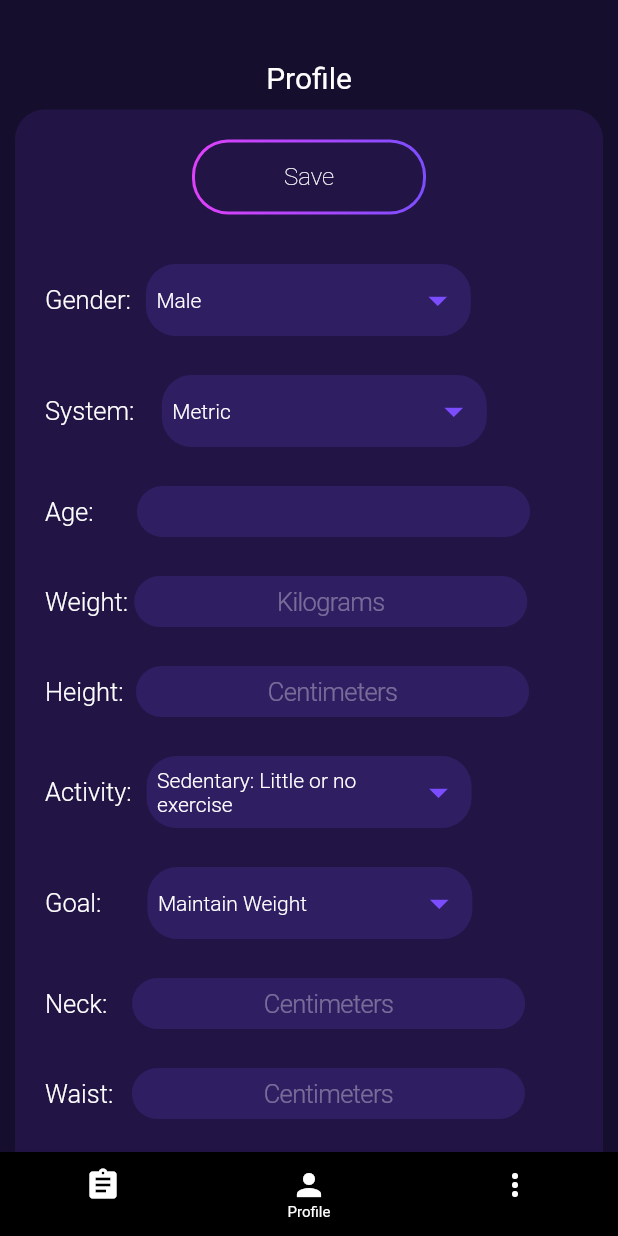
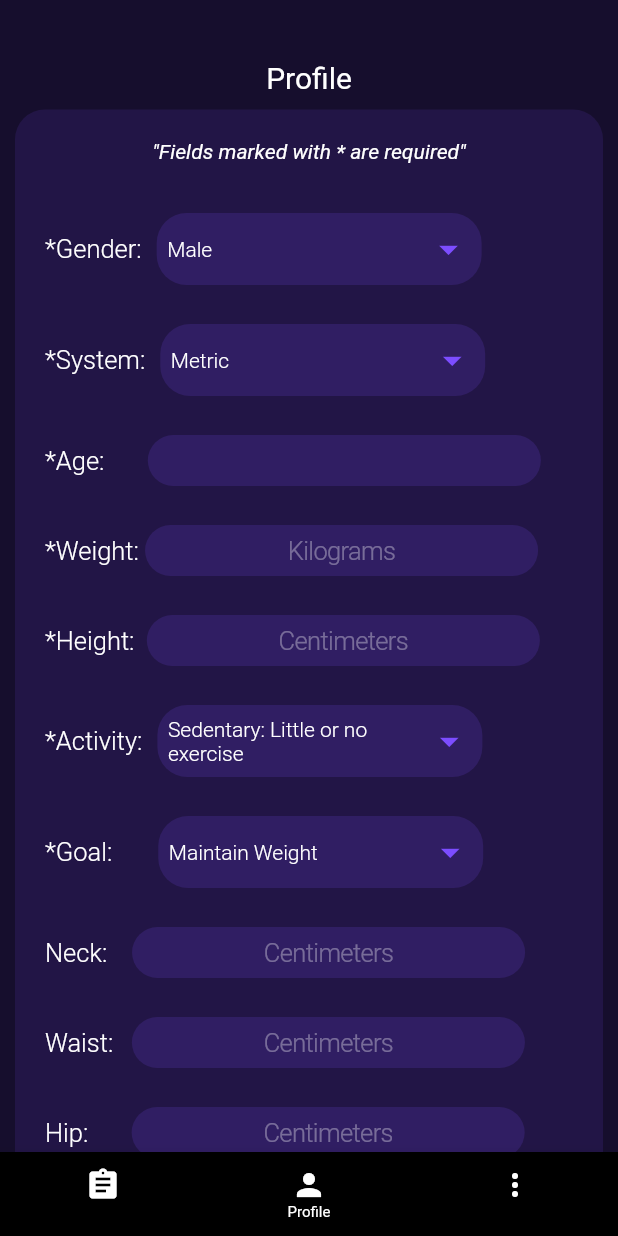
Before and after one commit to Xenoscholar/FitShell, a Flutter app: the screen it shows after launch, item 2 of the bottom bar chosen, on a phone screen of 412 x 824 dp. Run offline on Flutter 3.47's test engine with Material 2 defaults, Android fonts, the phone set to English and light mode, and no system bars; our stand-ins replace bloc, equatable, flutter_bloc, moor, moor_flutter, shimmer; generated files the repository leaves out were written again; project files that could hold a hidden picture were left out.

Commit message:
finished profile page

```diff
--- a/lib/profile.dart
+++ b/lib/profile.dart
@@ -819,33 +819,8 @@ class _ProfileState extends State<ProfilePage> {
                             Container(
                               padding: EdgeInsets.only(left: 10,right: 10),
                               margin: EdgeInsets.only(left: 5,right: 5),
-                              height: 50,
-                              width: (width * .5) - 30,
-                              decoration: BoxDecoration(
-                                color: Colors.transparent,
-                                borderRadius: BorderRadius.circular(20),
 
-                              ),
-                              child: UnicornOutlineButton(
-                                      strokeWidth: 2,
-                                      radius: 24,
-                                      gradient: LinearGradient(
-                                        colors: [Colors.purpleAccent, Colors.deepPurpleAccent]),
-                                      child: Row(
-                                        mainAxisSize: MainAxisSize.min,
-
-                                        children: <Widget>[
-                                          Text('Save',
-                                              style: TextStyle(
-                                                  fontSize: 16,
-                                                  fontWeight: FontWeight.w200,
-                                                  color: Colors.white)),
-                                        ],
-                                      ),
-                                      onPressed: () => putIntoo(BlocProvider.of<ProfileBloc>(context).appDatabase, myController1, myController2, myController3, myController4, myController5, myController6, activityDrop, genderDropDown, goalDropDown, systemDropDown),
-                                      /*onPressed: () =>
-                                          BlocProvider.of<CalculationBloc>(context)
-                                              .add(GetMacronutrients())*/),
+                              child: Text('"Fields marked with * are required"',style: TextStyle(color: Colors.white,fontStyle: FontStyle.italic),),
 
                             )
                           ],
@@ -856,7 +831,7 @@ class _ProfileState extends State<ProfilePage> {
                             children: <Widget>[
                               Padding(
                                 padding: const EdgeInsets.only(top: 13,bottom: 13),
-                                child: Row(mainAxisAlignment: MainAxisAlignment.start,children: <Widget>[Text('Gender:',style: TextStyle(color: Colors.white,fontSize: 17,fontWeight: FontWeight.w300)),
+                                child: Row(mainAxisAlignment: MainAxisAlignment.start,children: <Widget>[Text('*Gender:',style: TextStyle(color: Colors.white,fontSize: 17,fontWeight: FontWeight.w300)),
                                   Container(
                                     padding: EdgeInsets.only(left: 7,right: 7),
                                     margin: EdgeInsets.only(left: 10,right: 0),
@@ -871,7 +846,7 @@ class _ProfileState extends State<ProfilePage> {
                               ),
                               Padding(
                                 padding: const EdgeInsets.only(top: 13,bottom: 13),
-                                child: Row(mainAxisAlignment: MainAxisAlignment.start,children: <Widget>[Text('System:  ',style: TextStyle(color: Colors.white,fontSize: 17,fontWeight: FontWeight.w300)),
+                                child: Row(mainAxisAlignment: MainAxisAlignment.start,children: <Widget>[Text('*System:',style: TextStyle(color: Colors.white,fontSize: 17,fontWeight: FontWeight.w300)),
                                   Container(
                                       padding: EdgeInsets.only(left: 7,right: 7),
                                       margin: EdgeInsets.only(left: 10,right: 0),
@@ -885,7 +860,7 @@ class _ProfileState extends State<ProfilePage> {
                               ),
                               Padding(
                                 padding: const EdgeInsets.only(top: 13,bottom: 13),
-                                child: Row(mainAxisAlignment: MainAxisAlignment.start,children: <Widget>[Text('Age:       ',style: TextStyle(color: Colors.white,fontSize: 17,fontWeight: FontWeight.w300)),
+                                child: Row(mainAxisAlignment: MainAxisAlignment.start,children: <Widget>[Text('*Age:       ',style: TextStyle(color: Colors.white,fontSize: 17,fontWeight: FontWeight.w300)),
                                   Container(
                                     width: width -150,
                                     child: CupertinoTextField(
@@ -917,7 +892,7 @@ class _ProfileState extends State<ProfilePage> {
 
                                           Padding(
                                             padding: const EdgeInsets.only(top: 13,bottom: 13),
-                                            child: Row(mainAxisAlignment: MainAxisAlignment.start,children: <Widget>[Text('Weight: ',style: TextStyle(color: Colors.white,fontSize: 17,fontWeight: FontWeight.w300)),
+                                            child: Row(mainAxisAlignment: MainAxisAlignment.start,children: <Widget>[Text('*Weight: ',style: TextStyle(color: Colors.white,fontSize: 17,fontWeight: FontWeight.w300)),
                                               Container(
                                                 width: width -150,
                                                 child: CupertinoTextField(
@@ -943,7 +918,7 @@ class _ProfileState extends State<ProfilePage> {
                                           ),
                                           Padding(
                                             padding: const EdgeInsets.only(top: 13,bottom: 13),
-                                            child: Row(mainAxisAlignment: MainAxisAlignment.start,children: <Widget>[Text('Height:  ',style: TextStyle(color: Colors.white,fontSize: 17,fontWeight: FontWeight.w300)),
+                                            child: Row(mainAxisAlignment: MainAxisAlignment.start,children: <Widget>[Text('*Height:  ',style: TextStyle(color: Colors.white,fontSize: 17,fontWeight: FontWeight.w300)),
                                               Container(
                                                 width: width -150,
                                                 child: CupertinoTextField(
@@ -974,7 +949,7 @@ class _ProfileState extends State<ProfilePage> {
                                         children: <Widget>[
                                           Padding(
                                             padding: const EdgeInsets.only(top: 13,bottom: 13),
-                                            child: Row(mainAxisAlignment: MainAxisAlignment.start,children: <Widget>[Text('Weight: ',style: TextStyle(color: Colors.white,fontSize: 17,fontWeight: FontWeight.w300)),
+                                            child: Row(mainAxisAlignment: MainAxisAlignment.start,children: <Widget>[Text('*Weight: ',style: TextStyle(color: Colors.white,fontSize: 17,fontWeight: FontWeight.w300)),
                                               Container(
                                                 width: width -150,
                                                 child: CupertinoTextField(
@@ -1000,7 +975,7 @@ class _ProfileState extends State<ProfilePage> {
                                           ),
                                           Padding(
                                             padding: const EdgeInsets.only(top: 13,bottom: 13),
-                                            child: Row(mainAxisAlignment: MainAxisAlignment.start,children: <Widget>[Text('Height:  ',style: TextStyle(color: Colors.white,fontSize: 17,fontWeight: FontWeight.w300)),
+                                            child: Row(mainAxisAlignment: MainAxisAlignment.start,children: <Widget>[Text('*Height:  ',style: TextStyle(color: Colors.white,fontSize: 17,fontWeight: FontWeight.w300)),
                                               Container(
                                                 width: width -150,
                                                 child: CupertinoTextField(
@@ -1031,7 +1006,7 @@ class _ProfileState extends State<ProfilePage> {
                               ),
                               Padding(
                                 padding: const EdgeInsets.only(top: 13,bottom: 13),
-                                child: Row(mainAxisAlignment: MainAxisAlignment.start,children: <Widget>[Text('Activity:',style: TextStyle(color: Colors.white,fontSize: 17,fontWeight: FontWeight.w300)),
+                                child: Row(mainAxisAlignment: MainAxisAlignment.start,children: <Widget>[Text('*Activity:',style: TextStyle(color: Colors.white,fontSize: 17,fontWeight: FontWeight.w300)),
                                       Container(
                                         padding: EdgeInsets.only(left: 7,right: 7),
                                         margin: EdgeInsets.only(left: 10,right: 0),
@@ -1046,7 +1021,7 @@ class _ProfileState extends State<ProfilePage> {
                               ),
                               Padding(
                                 padding: const EdgeInsets.only(top: 13,bottom: 13),
-                                child: Row(mainAxisAlignment: MainAxisAlignment.start,children: <Widget>[Text('Goal:     ',style: TextStyle(color: Colors.white,fontSize: 17,fontWeight: FontWeight.w300)),
+                                child: Row(mainAxisAlignment: MainAxisAlignment.start,children: <Widget>[Text('*Goal:     ',style: TextStyle(color: Colors.white,fontSize: 17,fontWeight: FontWeight.w300)),
                                   Container(
                                       padding: EdgeInsets.only(left: 7,right: 7),
                                       margin: EdgeInsets.only(left: 10,right: 0),
@@ -1228,6 +1203,38 @@ class _ProfileState extends State<ProfilePage> {
                                     }
                                   }
                               ),
+                              Container(
+                                padding: EdgeInsets.only(left: 10,right: 10),
+                                margin: EdgeInsets.only(left: 5,right: 5,top: 12),
+                                height: 50,
+                                width: (width * .5) - 30,
+                                decoration: BoxDecoration(
+                                  color: Colors.transparent,
+                                  borderRadius: BorderRadius.circular(20),
+
+                                ),
+                                child: UnicornOutlineButton(
+                                  strokeWidth: 2,
+                                  radius: 24,
+                                  gradient: LinearGradient(
+                                      colors: [Colors.purpleAccent, Colors.deepPurpleAccent]),
+                                  child: Row(
+                                    mainAxisSize: MainAxisSize.min,
+
+                                    children: <Widget>[
+                                      Text('Save',
+                                          style: TextStyle(
+                                              fontSize: 16,
+                                              fontWeight: FontWeight.w200,
+                                              color: Colors.white)),
+                                    ],
+                                  ),
+                                  onPressed: () => putIntoo(BlocProvider.of<ProfileBloc>(context).appDatabase, myController1, myController2, myController3, myController4, myController5, myController6, activityDrop, genderDropDown, goalDropDown, systemDropDown),
+                                  /*onPressed: () =>
+                                          BlocProvider.of<CalculationBloc>(context)
+                                              .add(GetMacronutrients())*/),
+
+                              )
                             ],
                           ),
                         ),
--- a/lib/ui/CalculationPages/BodyFatContainer.dart
+++ b/lib/ui/CalculationPages/BodyFatContainer.dart
@@ -903,7 +903,7 @@ class BodyFatContainer extends StatelessWidget {
                 ),
               ),
             ),
-            Container(
+            /*Container(
               margin: EdgeInsets.only(top: 10),
 
               decoration: BoxDecoration(
@@ -920,10 +920,10 @@ class BodyFatContainer extends StatelessWidget {
                   Text('data')
                 ],
               ),
-            ),
+            ),*/
           ],
         ),
-        Container(
+        /*Container(
           margin: EdgeInsets.only(top: 10),
 
           decoration: BoxDecoration(
@@ -940,7 +940,7 @@ class BodyFatContainer extends StatelessWidget {
               Text('data')
             ],
           ),
-        ),
+        ),*/
       ],
     );
   }
--- a/lib/ui/bmiContainter.dart
+++ b/lib/ui/bmiContainter.dart
@@ -508,7 +508,7 @@ class BmiContainer extends StatelessWidget {
                 ),
               ),
             ),
-            Container(
+            /*Container(
               margin: EdgeInsets.only(top: 10),
 
               decoration: BoxDecoration(
@@ -525,10 +525,10 @@ class BmiContainer extends StatelessWidget {
                   Text('data')
                 ],
               ),
-            ),
+            ),*/
           ],
         ),
-        Container(
+        /*Container(
           margin: EdgeInsets.only(top: 10),
 
           decoration: BoxDecoration(
@@ -545,7 +545,7 @@ class BmiContainer extends StatelessWidget {
               Text('data')
             ],
           ),
-        ),
+        ),*/
       ],
     );
   }
```
